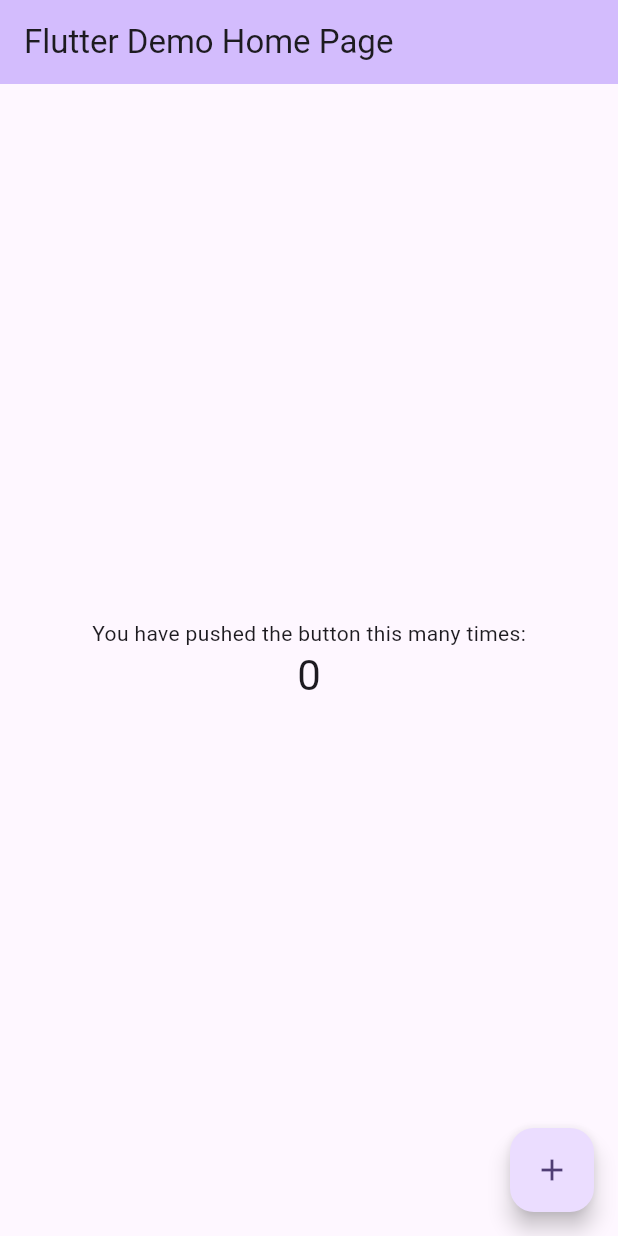
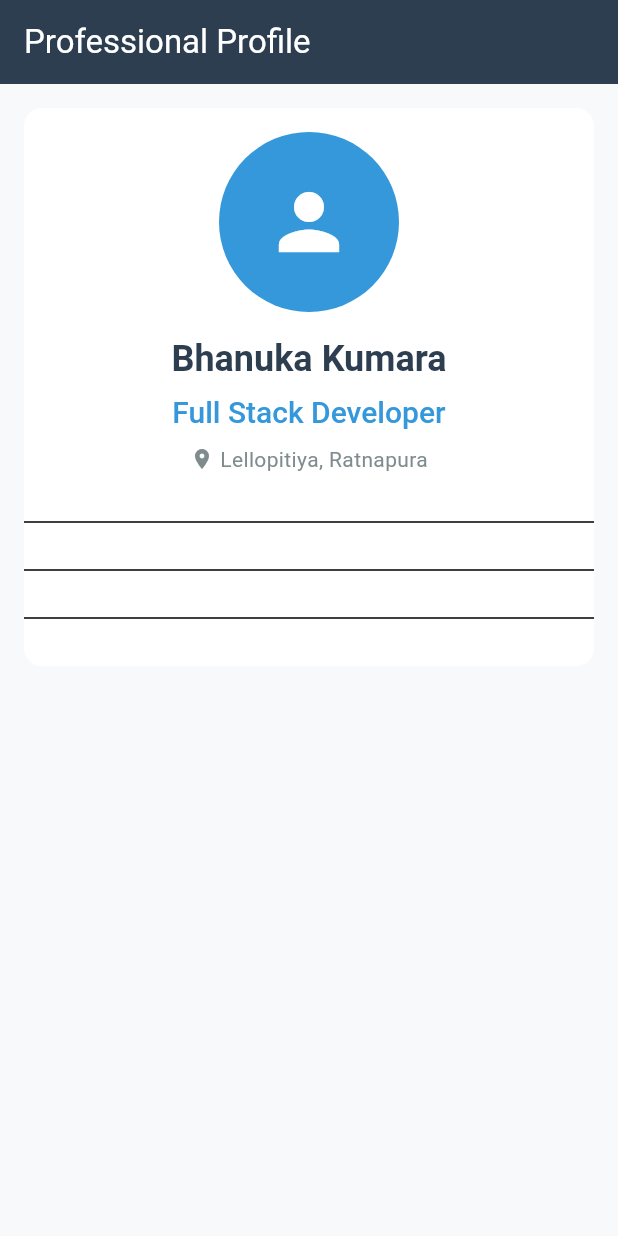
Before and after one commit to Bhanukakumara/professional_profile, a Flutter app: the screen it shows after launch, on a phone screen of 412 x 824 dp. Run offline on Flutter 3.47's test engine with Material 3 defaults, Android fonts, the light colour scheme and no system bars.

Commit message:
profilepage and headersection

```diff
--- /dev/null
+++ b/lib/HeaderSection.dart
@@ -0,0 +1,58 @@
+import 'package:flutter/material.dart';
+
+class HeaderSection extends StatelessWidget{
+  const HeaderSection(BuildContext context, {super.key});
+
+  @override
+  Widget build(BuildContext context) {
+    return Padding(
+      padding: const EdgeInsets.all(16.0),
+      child: Column(
+        children: [
+          const CircleAvatar(
+            radius: 60,
+            backgroundColor: Color(0xFF3498DB),
+            backgroundImage: null,
+            child: Icon(
+              Icons.person,
+              size: 60,
+              color: Colors.white,
+            ),
+          ),
+          const SizedBox(height: 16),
+          Text(
+            'Bhanuka Kumara',
+            style: Theme.of(context).textTheme.headlineLarge,
+            textAlign: TextAlign.center,
+          ),
+          const SizedBox(height: 8),
+          Text(
+            'Full Stack Developer',
+            style: Theme.of(context).textTheme.headlineMedium?.copyWith(
+              color: const Color(0xFF3498DB),
+              fontWeight: FontWeight.w500,
+            ),
+            textAlign: TextAlign.center,
+          ),
+          const SizedBox(height: 8),
+          Row(
+            mainAxisAlignment: MainAxisAlignment.center,
+            children: [
+              const Icon(
+                Icons.location_on,
+                size: 16,
+                color: Color(0xFF7F8C8D),
+              ),
+              const SizedBox(width: 4),
+              Text(
+                'Lellopitiya, Ratnapura',
+                style: Theme.of(context).textTheme.bodyMedium,
+              ),
+            ],
+          ),
+        ],
+      ),
+    );
+  }
+
+}
--- /dev/null
+++ b/lib/ProfilePage.dart
@@ -0,0 +1,64 @@
+import 'package:flutter/material.dart';
+
+import 'HeaderSection.dart';
+
+class ProfilePage extends StatelessWidget{
+  const ProfilePage({super.key});
+
+  @override
+  Widget build(BuildContext context) {
+    return Scaffold(
+      appBar: AppBar(
+        title: const Text('Professional Profile'),
+        backgroundColor: Theme.of(context).primaryColor,
+        foregroundColor: Colors.white,
+        elevation: 0,
+      ),
+      body: SingleChildScrollView(
+        child: Padding(
+          padding: const EdgeInsets.all(16.0),
+          child: Column(
+            children: [
+              Container(
+                width: double.infinity,
+                decoration: BoxDecoration(
+                  color: Colors.white,
+                  borderRadius: BorderRadius.circular(12),
+                  boxShadow: [
+                    BoxShadow(
+                      color: Colors.grey.withAlpha(1),
+                    ),
+                  ],
+                ),
+                child: Column(
+                  crossAxisAlignment: CrossAxisAlignment.start,
+                  children: [
+                    // Header Section
+                    HeaderSection(context),
+
+                    const Divider(height: 32),
+
+                    // About Section
+                    // _buildAboutSection(context),
+
+                    const Divider(height: 32),
+
+                    // Skills Section
+                    // _buildSkillsSection(context),
+
+                    const Divider(height: 32),
+
+                    // Education Section
+                    // _buildEducationSection(context),
+
+                    const SizedBox(height: 16),
+                  ],
+                ),
+              ),
+            ],
+          ),
+        ),
+      ),
+    );
+  }
+}
--- a/lib/main.dart
+++ b/lib/main.dart
@@ -1,122 +1,48 @@
 import 'package:flutter/material.dart';
+import 'package:professional_profile/ProfilePage.dart';
 
-void main() {
-  runApp(const MyApp());
+void main(){
+  runApp(const ProfileApp());
 }
 
-class MyApp extends StatelessWidget {
-  const MyApp({super.key});
+class ProfileApp extends StatelessWidget{
+  const ProfileApp({super.key});
 
-  // This widget is the root of your application.
   @override
   Widget build(BuildContext context) {
     return MaterialApp(
-      title: 'Flutter Demo',
+      title: 'Professional Profile',
       theme: ThemeData(
-        // This is the theme of your application.
-        //
-        // TRY THIS: Try running your application with "flutter run". You'll see
-        // the application has a purple toolbar. Then, without quitting the app,
-        // try changing the seedColor in the colorScheme below to Colors.green
-        // and then invoke "hot reload" (save your changes or press the "hot
-        // reload" button in a Flutter-supported IDE, or press "r" if you used
-        // the command line to start the app).
-        //
-        // Notice that the counter didn't reset back to zero; the application
-        // state is not lost during the reload. To reset the state, use hot
-        // restart instead.
-        //
-        // This works for code too, not just values: Most code changes can be
-        // tested with just a hot reload.
-        colorScheme: ColorScheme.fromSeed(seedColor: Colors.deepPurple),
+        primarySwatch: Colors.blue,
+        primaryColor: const Color(0xFF2C3E50),
+        scaffoldBackgroundColor: const Color(0xFFF8F9FA),
+        colorScheme: const ColorScheme.light(
+          primary: Color(0xFF2C3E50),
+          secondary: Color(0xFF3498DB),
+          surface: Colors.white,
+        ),
+        textTheme: const TextTheme(
+          headlineLarge: TextStyle(
+            fontSize: 24,
+            fontWeight: FontWeight.bold,
+            color: Color(0xFF2C3E50),
+          ),
+          headlineMedium: TextStyle(
+            fontSize: 20,
+            fontWeight: FontWeight.w600,
+            color: Color(0xFF2C3E50),
+          ),
+          bodyLarge: TextStyle(
+            fontSize: 16,
+            color: Color(0xFF34495E),
+          ),
+          bodyMedium: TextStyle(
+            fontSize: 14,
+            color: Color(0xFF7F8C8D),
+          ),
+        ),
       ),
-      home: const MyHomePage(title: 'Flutter Demo Home Page'),
+      home: const ProfilePage(),
     );
   }
 }
-
-class MyHomePage extends StatefulWidget {
-  const MyHomePage({super.key, required this.title});
-
-  // This widget is the home page of your application. It is stateful, meaning
-  // that it has a State object (defined below) that contains fields that affect
-  // how it looks.
-
-  // This class is the configuration for the state. It holds the values (in this
-  // case the title) provided by the parent (in this case the App widget) and
-  // used by the build method of the State. Fields in a Widget subclass are
-  // always marked "final".
-
-  final String title;
-
-  @override
-  State<MyHomePage> createState() => _MyHomePageState();
-}
-
-class _MyHomePageState extends State<MyHomePage> {
-  int _counter = 0;
-
-  void _incrementCounter() {
-    setState(() {
-      // This call to setState tells the Flutter framework that something has
-      // changed in this State, which causes it to rerun the build method below
-      // so that the display can reflect the updated values. If we changed
-      // _counter without calling setState(), then the build method would not be
-      // called again, and so nothing would appear to happen.
-      _counter++;
-    });
-  }
-
-  @override
-  Widget build(BuildContext context) {
-    // This method is rerun every time setState is called, for instance as done
-    // by the _incrementCounter method above.
-    //
-    // The Flutter framework has been optimized to make rerunning build methods
-    // fast, so that you can just rebuild anything that needs updating rather
-    // than having to individually change instances of widgets.
-    return Scaffold(
-      appBar: AppBar(
-        // TRY THIS: Try changing the color here to a specific color (to
-        // Colors.amber, perhaps?) and trigger a hot reload to see the AppBar
-        // change color while the other colors stay the same.
-        backgroundColor: Theme.of(context).colorScheme.inversePrimary,
-        // Here we take the value from the MyHomePage object that was created by
-        // the App.build method, and use it to set our appbar title.
-        title: Text(widget.title),
-      ),
-      body: Center(
-        // Center is a layout widget. It takes a single child and positions it
-        // in the middle of the parent.
-        child: Column(
-          // Column is also a layout widget. It takes a list of children and
-          // arranges them vertically. By default, it sizes itself to fit its
-          // children horizontally, and tries to be as tall as its parent.
-          //
-          // Column has various properties to control how it sizes itself and
-          // how it positions its children. Here we use mainAxisAlignment to
-          // center the children vertically; the main axis here is the vertical
-          // axis because Columns are vertical (the cross axis would be
-          // horizontal).
-          //
-          // TRY THIS: Invoke "debug painting" (choose the "Toggle Debug Paint"
-          // action in the IDE, or press "p" in the console), to see the
-          // wireframe for each widget.
-          mainAxisAlignment: MainAxisAlignment.center,
-          children: <Widget>[
-            const Text('You have pushed the button this many times:'),
-            Text(
-              '$_counter',
-              style: Theme.of(context).textTheme.headlineMedium,
-            ),
-          ],
-        ),
-      ),
-      floatingActionButton: FloatingActionButton(
-        onPressed: _incrementCounter,
-        tooltip: 'Increment',
-        child: const Icon(Icons.add),
-      ), // This trailing comma makes auto-formatting nicer for build methods.
-    );
-  }
-}
```
Also changed, not shown: 1 other file.
